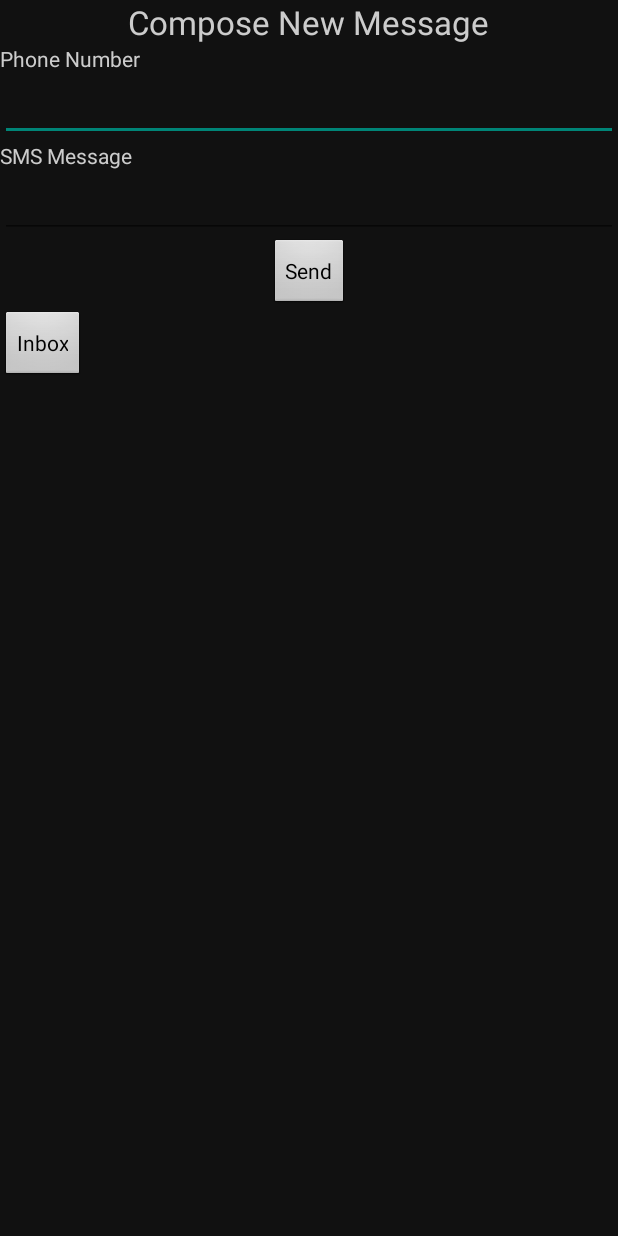
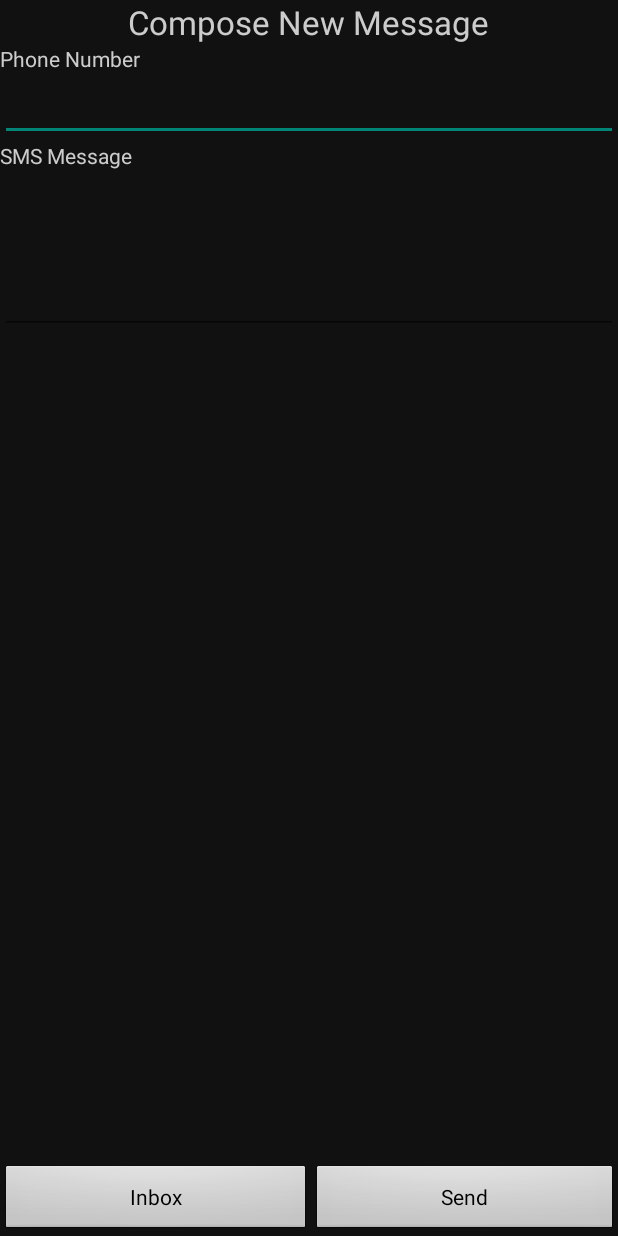
Before and after one commit to cmpickle/Encryptographer, an Android app: the layout activity_send_sms.xml on its own in the app's theme, with its tools: preview values and no code run, on a phone screen of 412 x 824 dp. Run offline under Robolectric (Android 15) with nearby library versions, the phone set to English and light mode, and no system bars.

Commit message:
step 1 complete

```diff
--- a/app/src/main/java/com/example/cmpickle/basicsms/ReceiveActivity.java
+++ b/app/src/main/java/com/example/cmpickle/basicsms/ReceiveActivity.java
@@ -49,9 +49,11 @@ public class ReceiveActivity extends Activity implements AdapterView.OnItemClick
     public void refreshSmsInbox() {
         ContentResolver contentResolver = getContentResolver();
         Cursor smsInboxCursor = contentResolver.query(Uri.parse("content://sms/inbox"), null, "address IS NOT NULL) GROUP BY (address", null, null);
+
         int indexBody = smsInboxCursor.getColumnIndex("body");
         int indexAddress = smsInboxCursor.getColumnIndex("address");
         int timeMillis = smsInboxCursor.getColumnIndex("date");
+
         Date date = new Date(timeMillis);
         SimpleDateFormat format = new SimpleDateFormat("dd/MM/yy");
         String dateText = format.format(date);
@@ -59,12 +61,16 @@ public class ReceiveActivity extends Activity implements AdapterView.OnItemClick
 
         if(indexBody < 0 || !smsInboxCursor.moveToFirst())
             return;
+
         arrayAdapter.clear();
+
         do {
             String str = smsInboxCursor.getString(indexAddress) + "\n"
                     + smsInboxCursor.getString(indexBody) + "\n" + dateText + "\n";
             arrayAdapter.add(str);
         } while(smsInboxCursor.moveToNext());
+
+        smsInboxCursor.close();
     }
 
     public void updateList(final String smsMessage) {
--- a/app/src/main/java/com/example/cmpickle/basicsms/SendSMSActivity.java
+++ b/app/src/main/java/com/example/cmpickle/basicsms/SendSMSActivity.java
@@ -58,6 +58,8 @@ public class SendSMSActivity extends ActionBarActivity {
         } catch (Exception e) {
             e.printStackTrace();
         }
+
+        goToInbox(null);
     }
 
     /**
--- a/app/src/main/res/layout/activity_send_sms.xml
+++ b/app/src/main/res/layout/activity_send_sms.xml
@@ -2,12 +2,12 @@
 <LinearLayout
     android:id="@+id/mainLayout"
     xmlns:android="http://schemas.android.com/apk/res/android"
-    xmlns:tools="http://schemas.android.com/tools"
     android:layout_width="match_parent"
     android:layout_height="match_parent"
     android:orientation="vertical"
-    android:weightSum="1"
-    tools:context="com.example.cmpickle.basicsms.SendSMSActivity">
+    android:weightSum="1">
+    <!--xmlns:tools="http://schemas.android.com/tools"-->
+    <!--tools:context="com.example.cmpickle.basicsms.SendSMSActivity">-->
 
     <TextView
         android:id="@+id/textView"
@@ -39,20 +39,36 @@
         android:id="@+id/editTextSMS"
         android:layout_width="match_parent"
         android:layout_height="wrap_content"
+        android:minLines="4"
+        android:gravity="top|start"
         android:inputType="textMultiLine"/>
 
-    <Button
-        android:id="@+id/btnSendSMS"
-        android:layout_width="wrap_content"
+    <Space
+        android:layout_width="match_parent"
+        android:layout_height="match_parent"
+        android:layout_weight="1"/>
+
+    <LinearLayout
+        android:layout_width="match_parent"
         android:layout_height="wrap_content"
-        android:layout_gravity="center_horizontal"
-        android:text="Send"/>
+        android:orientation="horizontal">
 
-    <Button
-        android:id="@+id/btnInbox"
-        android:layout_width="wrap_content"
-        android:layout_height="wrap_content"
-        android:text="Inbox"
-        android:onClick="goToInbox"/>
+        <Button
+            android:id="@+id/btnInbox"
+            android:layout_width="wrap_content"
+            android:layout_height="wrap_content"
+            android:text="@string/inbox"
+            android:layout_gravity="left"
+            android:layout_weight="1"
+            android:onClick="goToInbox"/>
+
+        <Button
+            android:id="@+id/btnSendSMS"
+            android:layout_width="wrap_content"
+            android:layout_height="wrap_content"
+            android:layout_gravity="end"
+            android:layout_weight="1"
+            android:text="@string/send"/>
+    </LinearLayout>
 
 </LinearLayout>
--- a/app/src/main/res/values/strings.xml
+++ b/app/src/main/res/values/strings.xml
@@ -3,6 +3,7 @@
 
     <string name="app_name">BasicSMS</string>
     <string name="send">Send</string>
+    <string name="inbox">Inbox</string>
     <string name="action_settings">Settings</string>
     <string name="title_activity_recieve">RecieveActivity</string>
     <string name="title_activity_send_sms">SendSMSActivity</string>
--- a/app/src/main/res/values/styles.xml
+++ b/app/src/main/res/values/styles.xml
@@ -1,7 +1,7 @@
 <resources>
 
     <!-- Base application theme. -->
-    <style name="AppTheme" parent="Theme.AppCompat.Light.DarkActionBar">
+    <style name="AppTheme" parent="Theme.AppCompat.Light.NoActionBar">
         <item name="android:textViewStyle">@style/grayTextView</item>
         <item name="android:background">@color/background</item>
         <item name="android:editTextStyle">@style/greyEditText</item>
```
Also changed, not shown: 95 other files.
